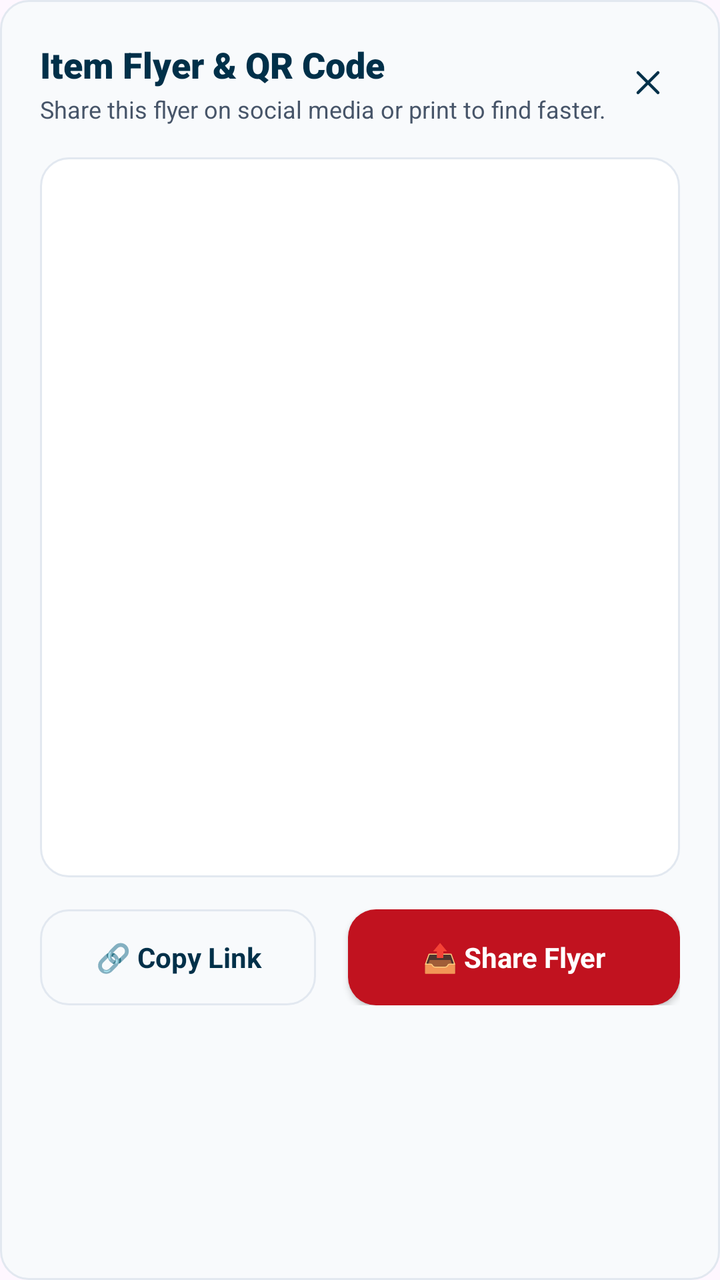
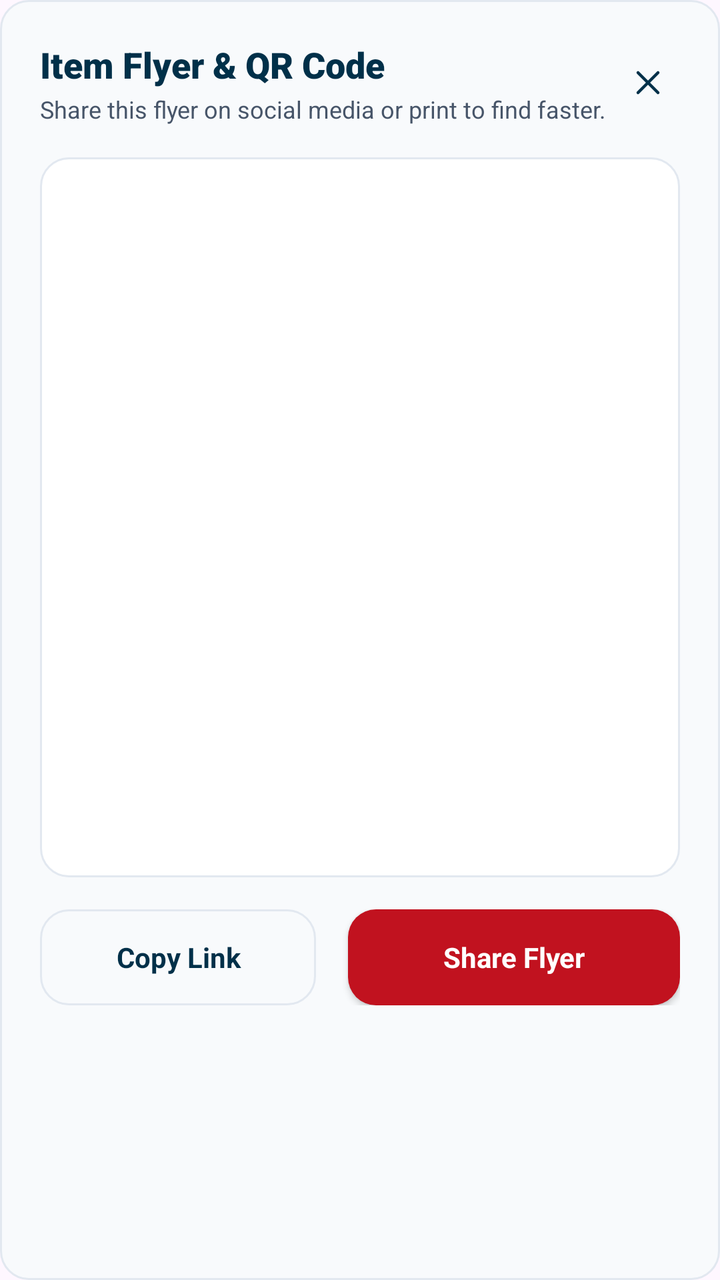

An Android layout rendered at two revisions. The XML below is the earlier revision; the diff shows what the commit changed to produce the second picture.
<!-- AndroidManifest.xml: application theme Theme.LostAndFound -->
<!-- res/layout/dialog_share_flyer.xml -->
<?xml version="1.0" encoding="utf-8"?>
<LinearLayout xmlns:android="http://schemas.android.com/apk/res/android"
    xmlns:app="http://schemas.android.com/apk/res-auto"
    android:layout_width="match_parent"
    android:layout_height="wrap_content"
    android:background="@drawable/bg_stat_banner"
    android:orientation="vertical"
    android:padding="20dp">

    
    <LinearLayout
        android:layout_width="match_parent"
        android:layout_height="wrap_content"
        android:gravity="center_vertical"
        android:orientation="horizontal">

        <LinearLayout
            android:layout_width="0dp"
            android:layout_height="wrap_content"
            android:layout_weight="1"
            android:orientation="vertical">

            <TextView
                android:layout_width="wrap_content"
                android:layout_height="wrap_content"
                android:fontFamily="sans-serif-black"
                android:text="Item Flyer &amp; QR Code"
                android:textColor="@color/text_primary"
                android:textSize="18sp"
                android:textStyle="bold" />

            <TextView
                android:layout_width="wrap_content"
                android:layout_height="wrap_content"
                android:layout_marginTop="2dp"
                android:fontFamily="sans-serif"
                android:text="Share this flyer on social media or print to find faster."
                android:textColor="@color/text_secondary"
                android:textSize="12sp" />
        </LinearLayout>

        <ImageView
            android:id="@+id/btnCloseFlyerDialog"
            android:layout_width="32dp"
            android:layout_height="32dp"
            android:clickable="true"
            android:focusable="true"
            android:padding="6dp"
            android:src="@drawable/ic_close"
            app:tint="@color/text_primary" />
    </LinearLayout>

    
    <androidx.core.widget.NestedScrollView
        android:layout_width="match_parent"
        android:layout_height="360dp"
        android:layout_marginTop="16dp"
        android:background="@drawable/bg_search_box"
        android:fillViewport="true"
        android:padding="8dp">

        <ImageView
            android:id="@+id/imgFlyerPreview"
            android:layout_width="match_parent"
            android:layout_height="wrap_content"
            android:adjustViewBounds="true"
            android:contentDescription="Flyer Preview"
            android:scaleType="fitCenter" />
    </androidx.core.widget.NestedScrollView>

    
    <LinearLayout
        android:layout_width="match_parent"
        android:layout_height="wrap_content"
        android:layout_marginTop="16dp"
        android:gravity="center_vertical"
        android:orientation="horizontal">

        
        <TextView
            android:id="@+id/btnCopyFlyerLink"
            android:layout_width="0dp"
            android:layout_height="48dp"
            android:layout_marginEnd="8dp"
            android:layout_weight="1"
            android:background="@drawable/bg_stat_banner"
            android:clickable="true"
            android:focusable="true"
            android:gravity="center"
            android:fontFamily="sans-serif-bold"
            android:text="🔗 Copy Link"
            android:textColor="@color/text_primary"
            android:textSize="14sp"
            android:textStyle="bold" />

        
        <TextView
            android:id="@+id/btnShareFlyerAction"
            android:layout_width="0dp"
            android:layout_height="48dp"
            android:layout_marginStart="8dp"
            android:layout_weight="1.2"
            android:background="@drawable/bg_btn_contact"
            android:clickable="true"
            android:elevation="2dp"
            android:focusable="true"
            android:gravity="center"
            android:fontFamily="sans-serif-bold"
            android:text="📤 Share Flyer"
            android:textColor="@color/white"
            android:textSize="14sp"
            android:textStyle="bold" />
    </LinearLayout>

</LinearLayout>
<!-- resources referenced by this layout -->
<resources>
  <color name="text_primary">#FF003049</color>
  <color name="text_secondary">#FF475569</color>
  <color name="white">#FFFFFFFF</color>
  <!-- drawable bg_btn_contact (drawable) -->
  ﻿<?xml version="1.0" encoding="utf-8"?>
  <shape xmlns:android="http://schemas.android.com/apk/res/android"
      android:shape="rectangle">
      <corners android:radius="14dp" />
      <solid android:color="#C1121F" />
  </shape>
  <!-- drawable bg_search_box (drawable) -->
  <?xml version="1.0" encoding="utf-8"?>
  <shape xmlns:android="http://schemas.android.com/apk/res/android"
      android:shape="rectangle">
      <corners android:radius="14dp" />
      <stroke
          android:width="1dp"
          android:color="#E2E8F0" />
      <solid android:color="@color/white" />
  </shape>
  <!-- drawable bg_stat_banner (drawable) -->
  <?xml version="1.0" encoding="utf-8"?>
  <shape xmlns:android="http://schemas.android.com/apk/res/android"
      android:shape="rectangle">
      <corners android:radius="14dp" />
      <stroke
          android:width="1dp"
          android:color="#E2E8F0" />
      <solid android:color="#F8FAFC" />
  </shape>
  <!-- drawable ic_close (drawable) -->
  <vector xmlns:android="http://schemas.android.com/apk/res/android"
      android:width="24dp"
      android:height="24dp"
      android:viewportWidth="24"
      android:viewportHeight="24">
    <path
        android:fillColor="@android:color/transparent"
        android:strokeColor="#111827"
        android:strokeWidth="1.8"
        android:strokeLineCap="round"
        android:strokeLineJoin="round"
        android:pathData="M18,6L6,18M6,6l12,12" />
  </vector>
  <style name="Theme.LostAndFound" parent="Base.Theme.LostAndFound" />
  <style name="Base.Theme.LostAndFound" parent="Theme.Material3.DayNight.NoActionBar">
          <item name="android:statusBarColor">#FF003049</item>
          <item name="android:windowLightStatusBar" tools:targetApi="m">false</item>
          <item name="android:navigationBarColor">#FFFFFFFF</item>
          <item name="android:windowLightNavigationBar" tools:targetApi="o_mr1">true</item>
          
          <item name="android:windowSoftInputMode">adjustResize</item>
      </style>
</resources>

<!-- the commit's change to res/layout/dialog_share_flyer.xml (unified diff, before → after) -->
@@ -88,7 +88,7 @@
             android:focusable="true"
             android:gravity="center"
             android:fontFamily="sans-serif-bold"
-            android:text="🔗 Copy Link"
+            android:text="Copy Link"
             android:textColor="@color/text_primary"
             android:textSize="14sp"
             android:textStyle="bold" />
@@ -106,7 +106,7 @@
             android:focusable="true"
             android:gravity="center"
             android:fontFamily="sans-serif-bold"
-            android:text="📤 Share Flyer"
+            android:text="Share Flyer"
             android:textColor="@color/white"
             android:textSize="14sp"
             android:textStyle="bold" />
